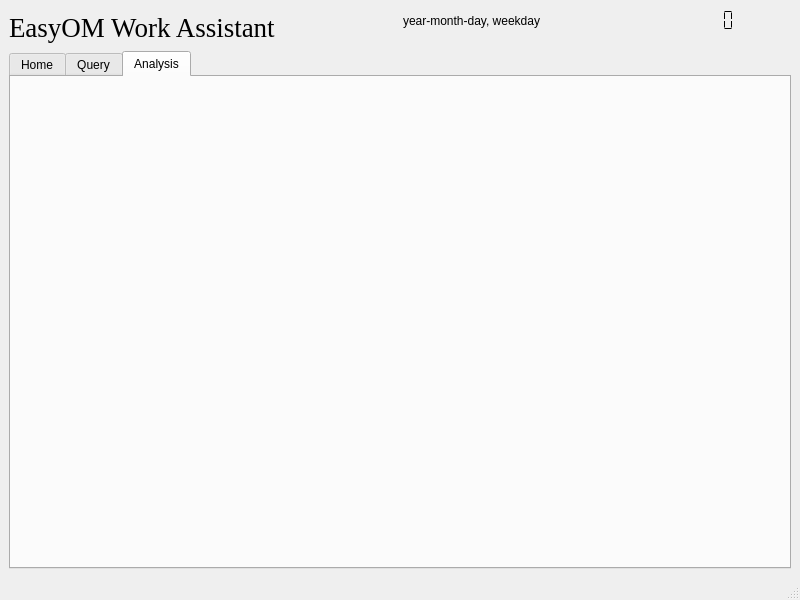
The window that UIs/mainWindow.ui (Jovany-Rong/EasyOM_Work_Assistant) describes before a commit, drawn with Qt 5.
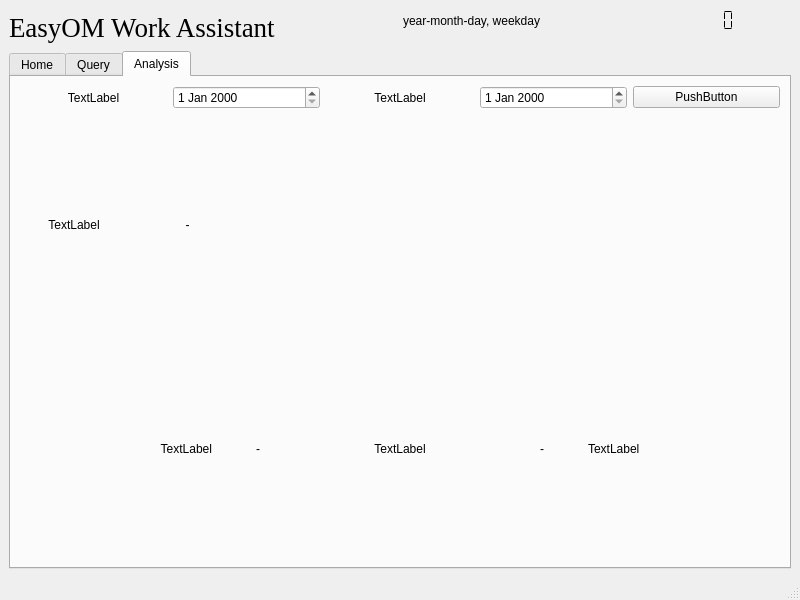
The same window after the commit. The open tabs and pages were chosen to show the change.

```diff
--- a/UIs/mainWindow.ui
+++ b/UIs/mainWindow.ui
@@ -218,6 +218,151 @@
        <attribute name="title">
         <string>Analysis</string>
        </attribute>
+       <layout class="QVBoxLayout" name="verticalLayout_8">
+        <item>
+         <layout class="QHBoxLayout" name="horizontalLayout_7">
+          <item>
+           <widget class="QLabel" name="begDateLabel_2">
+            <property name="layoutDirection">
+             <enum>Qt::LeftToRight</enum>
+            </property>
+            <property name="text">
+             <string>TextLabel</string>
+            </property>
+            <property name="alignment">
+             <set>Qt::AlignCenter</set>
+            </property>
+           </widget>
+          </item>
+          <item>
+           <widget class="QDateEdit" name="begDate_2"/>
+          </item>
+          <item>
+           <widget class="QLabel" name="endDateLabel_2">
+            <property name="text">
+             <string>TextLabel</string>
+            </property>
+            <property name="alignment">
+             <set>Qt::AlignCenter</set>
+            </property>
+           </widget>
+          </item>
+          <item>
+           <widget class="QDateEdit" name="endDate_2"/>
+          </item>
+          <item>
+           <widget class="QPushButton" name="analysisButton">
+            <property name="text">
+             <string>PushButton</string>
+            </property>
+           </widget>
+          </item>
+         </layout>
+        </item>
+        <item>
+         <layout class="QHBoxLayout" name="horizontalLayout_8" stretch="1,1,5">
+          <item>
+           <widget class="QLabel" name="totalDoneLabel">
+            <property name="text">
+             <string>TextLabel</string>
+            </property>
+            <property name="alignment">
+             <set>Qt::AlignCenter</set>
+            </property>
+           </widget>
+          </item>
+          <item>
+           <widget class="QLabel" name="totalDone">
+            <property name="text">
+             <string>-</string>
+            </property>
+            <property name="alignment">
+             <set>Qt::AlignCenter</set>
+            </property>
+           </widget>
+          </item>
+          <item>
+           <spacer name="horizontalSpacer_2">
+            <property name="orientation">
+             <enum>Qt::Horizontal</enum>
+            </property>
+            <property name="sizeHint" stdset="0">
+             <size>
+              <width>40</width>
+              <height>20</height>
+             </size>
+            </property>
+           </spacer>
+          </item>
+         </layout>
+        </item>
+        <item>
+         <layout class="QHBoxLayout" name="horizontalLayout_9">
+          <item>
+           <widget class="QLabel" name="workLabel">
+            <property name="text">
+             <string>TextLabel</string>
+            </property>
+            <property name="alignment">
+             <set>Qt::AlignRight|Qt::AlignTrailing|Qt::AlignVCenter</set>
+            </property>
+           </widget>
+          </item>
+          <item>
+           <widget class="QLabel" name="workDays">
+            <property name="maximumSize">
+             <size>
+              <width>80</width>
+              <height>16777215</height>
+             </size>
+            </property>
+            <property name="text">
+             <string>-</string>
+            </property>
+            <property name="alignment">
+             <set>Qt::AlignCenter</set>
+            </property>
+           </widget>
+          </item>
+          <item>
+           <widget class="QLabel" name="workLabel_2">
+            <property name="text">
+             <string>TextLabel</string>
+            </property>
+            <property name="alignment">
+             <set>Qt::AlignCenter</set>
+            </property>
+           </widget>
+          </item>
+          <item>
+           <widget class="QLabel" name="holiDays">
+            <property name="maximumSize">
+             <size>
+              <width>80</width>
+              <height>16777215</height>
+             </size>
+            </property>
+            <property name="text">
+             <string>-</string>
+            </property>
+            <property name="alignment">
+             <set>Qt::AlignCenter</set>
+            </property>
+           </widget>
+          </item>
+          <item>
+           <widget class="QLabel" name="workLabel_3">
+            <property name="text">
+             <string>TextLabel</string>
+            </property>
+            <property name="alignment">
+             <set>Qt::AlignLeading|Qt::AlignLeft|Qt::AlignVCenter</set>
+            </property>
+           </widget>
+          </item>
+         </layout>
+        </item>
+       </layout>
       </widget>
      </widget>
     </item>
```
Left out of the diff: 109 changed lines with no effect on the pictures.
